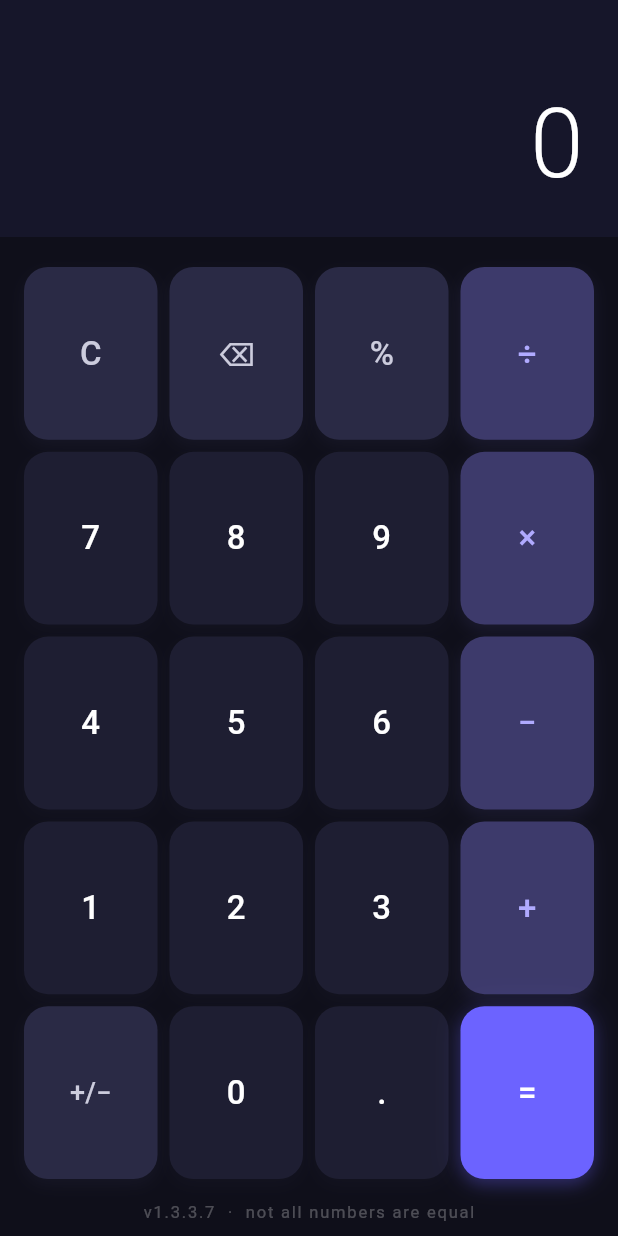
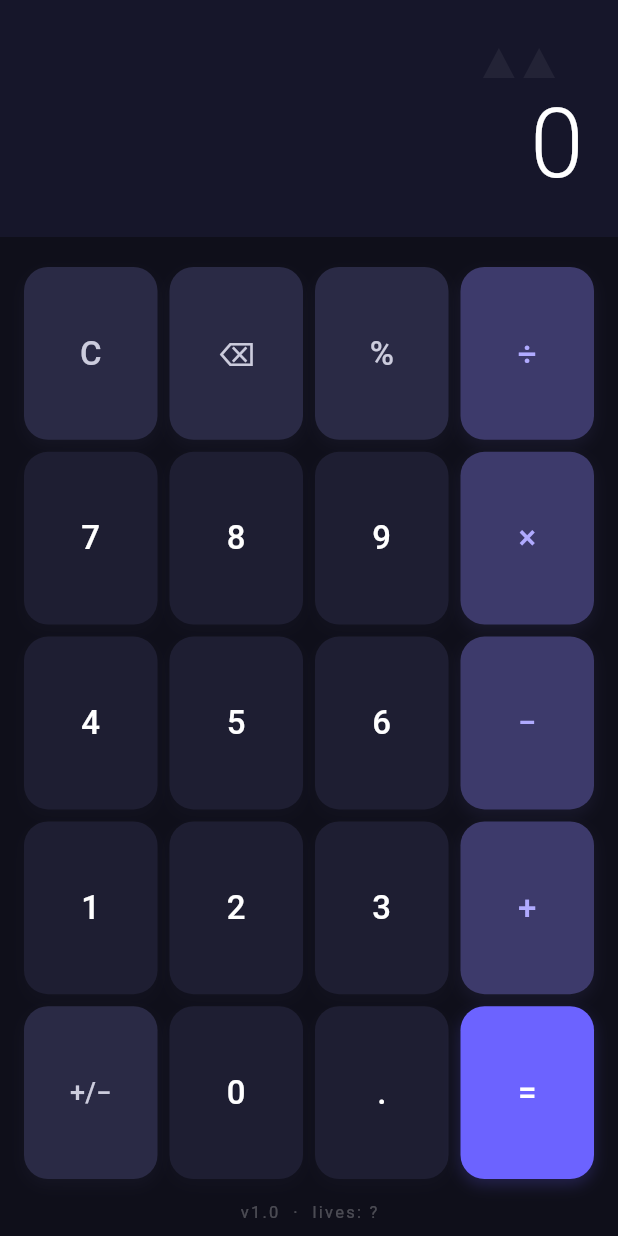
Before and after one commit to waterneverstops/secret_calc, a Flutter app: the screen it shows after launch, on a phone screen of 412 x 824 dp. Run offline on Flutter 3.47's test engine with Material 3 defaults, Android fonts, the light colour scheme and no system bars.

Commit message:
feat: replace easter egg with cat secret (result = 9)

```diff
--- a/lib/calculator_screen.dart
+++ b/lib/calculator_screen.dart
@@ -1,4 +1,3 @@
-import 'dart:math';
 import 'package:flutter/material.dart';
 
 class CalculatorScreen extends StatefulWidget {
@@ -17,33 +16,33 @@ class _CalculatorScreenState extends State<CalculatorScreen>
   bool _waitingForOperand = false;
   bool _justCalculated = false;
 
-  // Secret tracking — checks if result was 1337
   bool _secretUnlocked = false;
   late AnimationController _secretController;
-  late AnimationController _glowController;
+  late AnimationController _breathController;
   late Animation<double> _secretOpacity;
-  late Animation<double> _glowAnimation;
+  late Animation<double> _breathAnimation;
 
-  static const _secretNumber = 1337.0;
+  // 9 lives
+  static const _secretNumber = 9.0;
 
   @override
   void initState() {
     super.initState();
     _secretController = AnimationController(
-      duration: const Duration(milliseconds: 400),
+      duration: const Duration(milliseconds: 500),
       vsync: this,
     );
-    _glowController = AnimationController(
-      duration: const Duration(seconds: 2),
+    _breathController = AnimationController(
+      duration: const Duration(milliseconds: 3200),
       vsync: this,
     )..repeat(reverse: true);
 
     _secretOpacity = CurvedAnimation(
       parent: _secretController,
-      curve: Curves.easeIn,
+      curve: Curves.easeInOut,
     );
-    _glowAnimation = CurvedAnimation(
-      parent: _glowController,
+    _breathAnimation = CurvedAnimation(
+      parent: _breathController,
       curve: Curves.easeInOut,
     );
   }
@@ -51,7 +50,7 @@ class _CalculatorScreenState extends State<CalculatorScreen>
   @override
   void dispose() {
     _secretController.dispose();
-    _glowController.dispose();
+    _breathController.dispose();
     super.dispose();
   }
 
@@ -201,7 +200,7 @@ class _CalculatorScreenState extends State<CalculatorScreen>
     });
   }
 
-  // ── UI ──────────────────────────────────────────────────────────────────────
+  // ── palette ──────────────────────────────────────────────────────────────────
 
   static const _bg = Color(0xFF0F0F1A);
   static const _displayBg = Color(0xFF16162A);
@@ -209,6 +208,8 @@ class _CalculatorScreenState extends State<CalculatorScreen>
   static const _btnMid = Color(0xFF2A2A45);
   static const _btnAccent = Color(0xFF6C63FF);
   static const _btnOp = Color(0xFF3D3A6B);
+
+  // ── build ─────────────────────────────────────────────────────────────────────
 
   @override
   Widget build(BuildContext context) {
@@ -233,6 +234,8 @@ class _CalculatorScreenState extends State<CalculatorScreen>
   }
 
   Widget _buildDisplay() {
+    final showEars = _display == '0' && _expression.isEmpty && !_justCalculated;
+
     return Container(
       width: double.infinity,
       padding: const EdgeInsets.fromLTRB(24, 24, 24, 16),
@@ -252,6 +255,10 @@ class _CalculatorScreenState extends State<CalculatorScreen>
           else
             const SizedBox(height: 22),
           const SizedBox(height: 4),
+          Stack(
+            alignment: Alignment.centerRight,
+            clipBehavior: Clip.none,
+            children: [
               FittedBox(
                 fit: BoxFit.scaleDown,
                 alignment: Alignment.centerRight,
@@ -265,6 +272,9 @@ class _CalculatorScreenState extends State<CalculatorScreen>
                     fontFeatures: [FontFeature.tabularFigures()],
                   ),
                 ),
+              ),
+              if (showEars) _CatEars(breathAnimation: _breathAnimation),
+            ],
           ),
         ],
       ),
@@ -295,7 +305,6 @@ class _CalculatorScreenState extends State<CalculatorScreen>
                       color: _buttonColor(label),
                       textColor: _buttonTextColor(label),
                       onTap: () => _onButton(label),
-                      glowAnimation: label == '=' ? _glowAnimation : null,
                     ),
                   ),
                 );
@@ -327,15 +336,15 @@ class _CalculatorScreenState extends State<CalculatorScreen>
     return Padding(
       padding: const EdgeInsets.only(bottom: 8, top: 2),
       child: AnimatedBuilder(
-        animation: _glowAnimation,
+        animation: _breathAnimation,
         builder: (_, __) {
-          final opacity = 0.25 + _glowAnimation.value * 0.35;
+          final opacity = 0.18 + _breathAnimation.value * 0.18;
           return Text(
-            'v1.3.3.7  ·  not all numbers are equal',
+            'v1.0  ·  lives: ?',
             style: TextStyle(
               color: Colors.white.withOpacity(opacity),
               fontSize: 11,
-              letterSpacing: 1.2,
+              letterSpacing: 1.5,
             ),
           );
         },
@@ -349,92 +358,141 @@ class _CalculatorScreenState extends State<CalculatorScreen>
       child: GestureDetector(
         onTap: _dismissSecret,
         child: Container(
-          color: Colors.black.withOpacity(0.92),
+          color: const Color(0xF0120C0A),
           alignment: Alignment.center,
-          child: _SecretContent(glowAnimation: _glowAnimation),
+          child: _CatSecretContent(breathAnimation: _breathAnimation),
         ),
       ),
     );
   }
 }
 
-// ── Secret overlay content ───────────────────────────────────────────────────
+// ── Cat ears drawn on top of the zero ────────────────────────────────────────
 
-class _SecretContent extends StatelessWidget {
-  const _SecretContent({required this.glowAnimation});
-  final Animation<double> glowAnimation;
+class _CatEars extends StatelessWidget {
+  const _CatEars({required this.breathAnimation});
+  final Animation<double> breathAnimation;
 
   @override
   Widget build(BuildContext context) {
     return AnimatedBuilder(
-      animation: glowAnimation,
+      animation: breathAnimation,
       builder: (_, __) {
-        final glow = glowAnimation.value;
+        final opacity = 0.04 + breathAnimation.value * 0.04;
+        return Positioned(
+          right: 18,
+          top: -18,
+          child: Opacity(
+            opacity: opacity,
+            child: CustomPaint(
+              size: const Size(48, 20),
+              painter: _EarsPainter(),
+            ),
+          ),
+        );
+      },
+    );
+  }
+}
+
+class _EarsPainter extends CustomPainter {
+  @override
+  void paint(Canvas canvas, Size size) {
+    final paint = Paint()
+      ..color = Colors.white
+      ..style = PaintingStyle.fill;
+
+    // left ear triangle
+    final leftEar = Path()
+      ..moveTo(0, size.height)
+      ..lineTo(size.width * 0.22, 0)
+      ..lineTo(size.width * 0.44, size.height)
+      ..close();
+
+    // right ear triangle
+    final rightEar = Path()
+      ..moveTo(size.width * 0.56, size.height)
+      ..lineTo(size.width * 0.78, 0)
+      ..lineTo(size.width, size.height)
+      ..close();
+
+    canvas.drawPath(leftEar, paint);
+    canvas.drawPath(rightEar, paint);
+  }
+
+  @override
+  bool shouldRepaint(_EarsPainter oldDelegate) => false;
+}
+
+// ── Secret overlay ────────────────────────────────────────────────────────────
+
+class _CatSecretContent extends StatelessWidget {
+  const _CatSecretContent({required this.breathAnimation});
+  final Animation<double> breathAnimation;
+
+  @override
+  Widget build(BuildContext context) {
+    return AnimatedBuilder(
+      animation: breathAnimation,
+      builder: (_, __) {
+        final t = breathAnimation.value;
+        final warmColor = Color.lerp(
+          const Color(0xFFD4956A),
+          const Color(0xFFE8C49A),
+          t,
+        )!;
+
         return Column(
           mainAxisSize: MainAxisSize.min,
           children: [
-            ShaderMask(
-              shaderCallback: (bounds) => LinearGradient(
-                colors: [
-                  const Color(0xFF6C63FF),
-                  Color.lerp(
-                    const Color(0xFFFF63C3),
-                    const Color(0xFF63FFEE),
-                    glow,
-                  )!,
-                ],
-              ).createShader(bounds),
-              child: const Text(
-                '1337',
+            // cat face
+            Text(
+              '=^ . ^=',
               style: TextStyle(
-                  fontSize: 96,
-                  fontWeight: FontWeight.w900,
-                  color: Colors.white,
-                  letterSpacing: -4,
+                fontSize: 52,
+                color: warmColor,
+                letterSpacing: 4,
+                fontWeight: FontWeight.w300,
               ),
             ),
-            ),
-            const SizedBox(height: 16),
+            const SizedBox(height: 24),
             Text(
-              'Y0U F0UND 1T',
+              'meow',
               style: TextStyle(
-                fontSize: 28,
-                fontWeight: FontWeight.bold,
-                color: Colors.white.withOpacity(0.95),
-                letterSpacing: 6,
+                fontSize: 36,
+                fontWeight: FontWeight.w200,
+                color: Colors.white.withOpacity(0.9),
+                letterSpacing: 12,
               ),
             ),
-            const SizedBox(height: 12),
+            const SizedBox(height: 20),
             Container(
-              width: 260,
-              padding: const EdgeInsets.symmetric(horizontal: 20, vertical: 14),
+              width: 240,
+              padding: const EdgeInsets.symmetric(horizontal: 20, vertical: 16),
               decoration: BoxDecoration(
                 border: Border.all(
-                  color: Color.lerp(
-                    const Color(0xFF6C63FF),
-                    const Color(0xFFFF63C3),
-                    glow,
-                  )!.withOpacity(0.6),
+                  color: warmColor.withOpacity(0.3),
+                  width: 1,
                 ),
                 borderRadius: BorderRadius.circular(12),
               ),
-              child: const Text(
-                '"1337" — leet speak.\nThe language of those who look deeper.',
+              child: Text(
+                'cats have nine lives.\nyou found the one hidden here.',
                 textAlign: TextAlign.center,
                 style: TextStyle(
-                  color: Color(0xFFBBBBCC),
-                  fontSize: 14,
-                  height: 1.6,
+                  color: Colors.white.withOpacity(0.55),
+                  fontSize: 13,
+                  height: 1.7,
                   letterSpacing: 0.3,
                 ),
               ),
             ),
-            const SizedBox(height: 32),
+            const SizedBox(height: 36),
             Text(
-              'tap anywhere to continue',
+              'tap to close',
               style: TextStyle(
-                color: Colors.white.withOpacity(0.3),
-                fontSize: 12,
+                color: Colors.white.withOpacity(0.2),
+                fontSize: 11,
                 letterSpacing: 2,
               ),
             ),
@@ -445,7 +503,7 @@ class _SecretContent extends StatelessWidget {
   }
 }
 
-// ── Button widget ────────────────────────────────────────────────────────────
+// ── Button ─────────────────────────────────────────────────────────────────────
 
 class _CalcButton extends StatefulWidget {
   const _CalcButton({
@@ -453,14 +511,12 @@ class _CalcButton extends StatefulWidget {
     required this.color,
     required this.textColor,
     required this.onTap,
-    this.glowAnimation,
   });
 
   final String label;
   final Color color;
   final Color textColor;
   final VoidCallback onTap;
-  final Animation<double>? glowAnimation;
 
   @override
   State<_CalcButton> createState() => _CalcButtonState();
@@ -471,9 +527,7 @@ class _CalcButtonState extends State<_CalcButton> {
 
   @override
   Widget build(BuildContext context) {
-    final isEquals = widget.label == '=';
-
-    Widget btn = GestureDetector(
+    return GestureDetector(
       onTapDown: (_) => setState(() => _pressed = true),
       onTapUp: (_) {
         setState(() => _pressed = false);
@@ -483,15 +537,13 @@ class _CalcButtonState extends State<_CalcButton> {
       child: AnimatedContainer(
         duration: const Duration(milliseconds: 80),
         decoration: BoxDecoration(
-          color: _pressed
-              ? widget.color.withOpacity(0.7)
-              : widget.color,
+          color: _pressed ? widget.color.withOpacity(0.65) : widget.color,
           borderRadius: BorderRadius.circular(16),
           boxShadow: _pressed
               ? []
               : [
                   BoxShadow(
-                    color: widget.color.withOpacity(0.25),
+                    color: widget.color.withOpacity(0.22),
                     blurRadius: 8,
                     offset: const Offset(0, 4),
                   ),
@@ -508,30 +560,5 @@ class _CalcButtonState extends State<_CalcButton> {
         ),
       ),
     );
-
-    if (isEquals && widget.glowAnimation != null) {
-      return AnimatedBuilder(
-        animation: widget.glowAnimation!,
-        builder: (_, child) {
-          return DecoratedBox(
-            decoration: BoxDecoration(
-              borderRadius: BorderRadius.circular(16),
-              boxShadow: [
-                BoxShadow(
-                  color: const Color(0xFF6C63FF)
-                      .withOpacity(0.15 + widget.glowAnimation!.value * 0.25),
-                  blurRadius: 16 + widget.glowAnimation!.value * 10,
-                  spreadRadius: widget.glowAnimation!.value * 2,
-                ),
-              ],
-            ),
-            child: child,
-          );
-        },
-        child: btn,
-      );
-    }
-
-    return btn;
   }
 }
```
Lines whose indentation alone changed are shown as unchanged.
